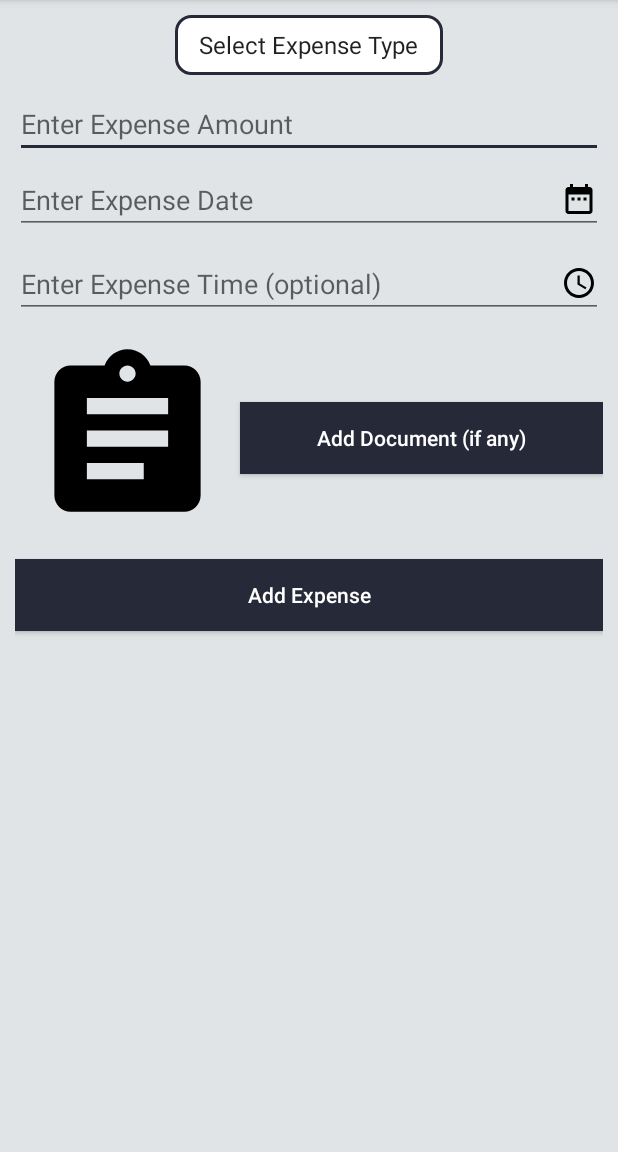
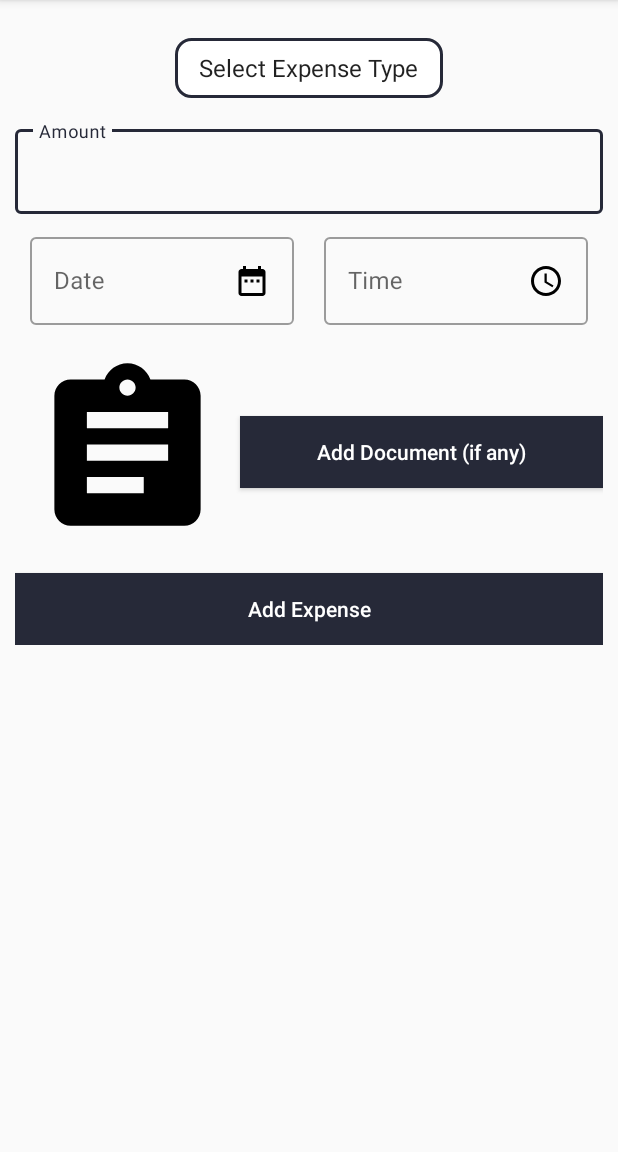
Before and after one commit to TeckBug/Daily-Expense-Note, an Android app: the AddDailyExpenseActivity screen opened directly, with no data from a screen before it, on a phone screen of 412 x 824 dp, the part 84-1236 px from its top. Run offline under Robolectric (Android 15) with nearby library versions, the phone set to English and light mode, and no system bars.

Commit message:
edited the add expense activity layout . imported material design button

```diff
--- a/DailyExpenseNotes/app/src/main/res/layout/activity_add_daily_expense.xml
+++ b/DailyExpenseNotes/app/src/main/res/layout/activity_add_daily_expense.xml
@@ -6,61 +6,103 @@
     android:layout_width="match_parent"
     android:layout_height="match_parent"
     android:orientation="vertical"
-        android:background="#e1e4e7"
+    android:layout_gravity="bottom"
+
     android:gravity="center_horizontal"
     android:padding="10dp"
+
     tools:context=".activity.AddDailyExpenseActivity">
 
+    <LinearLayout
+        android:layout_width="match_parent"
+        android:orientation="vertical"
+        android:layout_height="wrap_content">
         <Spinner
             android:gravity="center"
             android:background="@drawable/spinner_background"
-            android:layout_marginBottom="10dp"
+            android:layout_marginBottom="15dp"
+            android:layout_marginTop="15dp"
+            android:layout_gravity="center"
             android:id="@+id/selectExpenseTypeSpinnerId"
             android:minWidth="100dp"
             android:layout_width="wrap_content"
             android:layout_height="40dp">
         </Spinner>
 
-    <EditText
-            android:backgroundTint="@color/colorPrimary"
+
+        <com.google.android.material.textfield.TextInputLayout
+            android:layout_width="match_parent"
+            style="@style/Widget.MaterialComponents.TextInputLayout.OutlinedBox"
+            android:hint="Amount"
+
+            android:layout_height="wrap_content">
+
+            <com.google.android.material.textfield.TextInputEditText
+                android:layout_width="match_parent"
                 android:inputType="numberDecimal"
-            android:layout_marginBottom="5dp"
                 android:id="@+id/expenseAmountETId"
-            android:hint="Enter Expense Amount"
-            android:layout_width="match_parent"
-            android:layout_height="wrap_content" />
+                android:layout_height="wrap_content"/>
+
+        </com.google.android.material.textfield.TextInputLayout>
 
 
         <LinearLayout
+            android:layout_width="match_parent"
+            android:orientation="horizontal"
+
+            android:layout_height="wrap_content">
+            <LinearLayout
                 android:orientation="horizontal"
                 android:layout_width="match_parent"
+                android:layout_weight=".5"
+                android:layout_margin="10dp"
                 android:layout_height="wrap_content">
-        <EditText
+                <com.google.android.material.textfield.TextInputLayout
+                    android:layout_width="match_parent"
+                    style="@style/Widget.MaterialComponents.TextInputLayout.OutlinedBox"
+                    android:hint="Date"
+                    android:layout_height="wrap_content">
+
+                    <com.google.android.material.textfield.TextInputEditText
+                        android:layout_width="match_parent"
                         android:drawableRight="@drawable/ic_date_range_black_24dp"
+                        android:inputType="numberDecimal"
                         android:focusable="false"
-                android:layout_weight="1"
-                android:layout_marginBottom="5dp"
                         android:id="@+id/expenseDateETId"
-                android:hint="Enter Expense Date"
-                android:layout_width="wrap_content"
-                android:layout_height="wrap_content" />
+                        android:layout_height="wrap_content"/>
+
+                </com.google.android.material.textfield.TextInputLayout>
             </LinearLayout>
 
             <LinearLayout
                 android:layout_marginTop="5dp"
                 android:orientation="horizontal"
                 android:layout_width="match_parent"
+                android:layout_weight=".5"
+                android:layout_margin="10dp"
                 android:layout_height="wrap_content">
-        <EditText
+
+                <com.google.android.material.textfield.TextInputLayout
+                    android:layout_width="match_parent"
+                    style="@style/Widget.MaterialComponents.TextInputLayout.OutlinedBox"
+                    android:hint="Time"
+                    android:layout_height="wrap_content">
+
+                    <com.google.android.material.textfield.TextInputEditText
+                        android:layout_width="match_parent"
+                        android:drawableRight="@drawable/ic_access_time_black_24dp"
+                        android:inputType="numberDecimal"
                         android:focusable="false"
-                android:drawableRight="@drawable/ic_access_time_black_24dp"
-                android:layout_weight="1"
-                android:layout_marginBottom="5dp"
                         android:id="@+id/expenseTimeETId"
-                android:hint="Enter Expense Time (optional)"
-                android:layout_width="match_parent"
-                android:layout_height="wrap_content" />
+                        android:layout_height="wrap_content"/>
+
+                </com.google.android.material.textfield.TextInputLayout>
             </LinearLayout>
+
+        </LinearLayout>
+
+
+
 
         <LinearLayout
             android:layout_marginBottom="5dp"
@@ -105,5 +147,7 @@
             android:background="@color/colorPrimary"
             android:layout_width="match_parent"
             android:layout_height="wrap_content" />
+    </LinearLayout>
+
 
 </LinearLayout>
```
Lines whose indentation alone changed are shown as unchanged.
